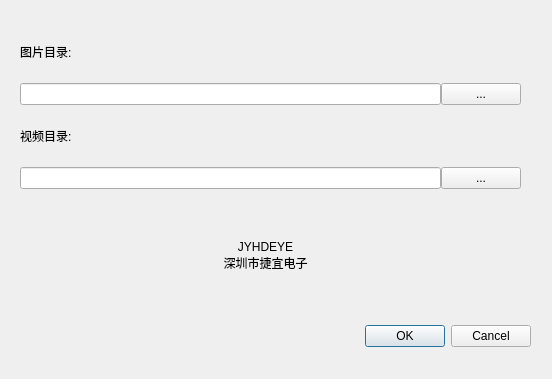
First picture: the form in SettingDialog.ui, repository c95000/DemoCube, before the edit.
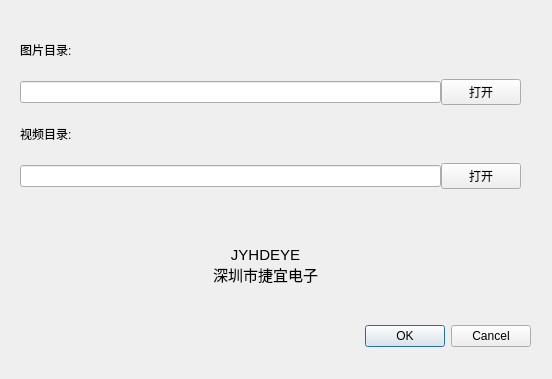
Second picture: the form after the edit.

```diff
--- a/SettingDialog.ui
+++ b/SettingDialog.ui
@@ -32,12 +32,17 @@
   <widget class="QLabel" name="company">
    <property name="geometry">
     <rect>
-     <x>210</x>
-     <y>230</y>
-     <width>111</width>
+     <x>130</x>
+     <y>240</y>
+     <width>271</width>
      <height>51</height>
     </rect>
    </property>
+   <property name="font">
+    <font>
+     <pointsize>11</pointsize>
+    </font>
+   </property>
    <property name="text">
     <string>JYHDEYE
 深圳市捷宜电子</string>
@@ -90,7 +95,7 @@
          </sizepolicy>
         </property>
         <property name="text">
-         <string>...</string>
+         <string>打开</string>
         </property>
        </widget>
       </item>
@@ -118,7 +123,7 @@
       <item>
        <widget class="QPushButton" name="buttonVideoPath">
         <property name="text">
-         <string>...</string>
+         <string>打开</string>
         </property>
        </widget>
       </item>
```
